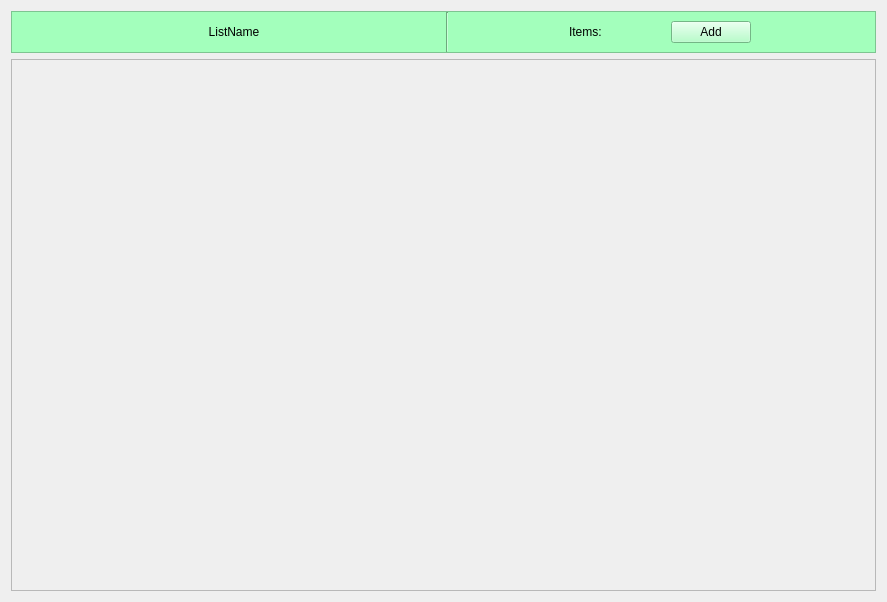
Before: the Qt Designer form src/Client/View/MainPage/ListSubPage/ListSubPage.ui in iodream/Spend-Note, drawn with Qt 5.
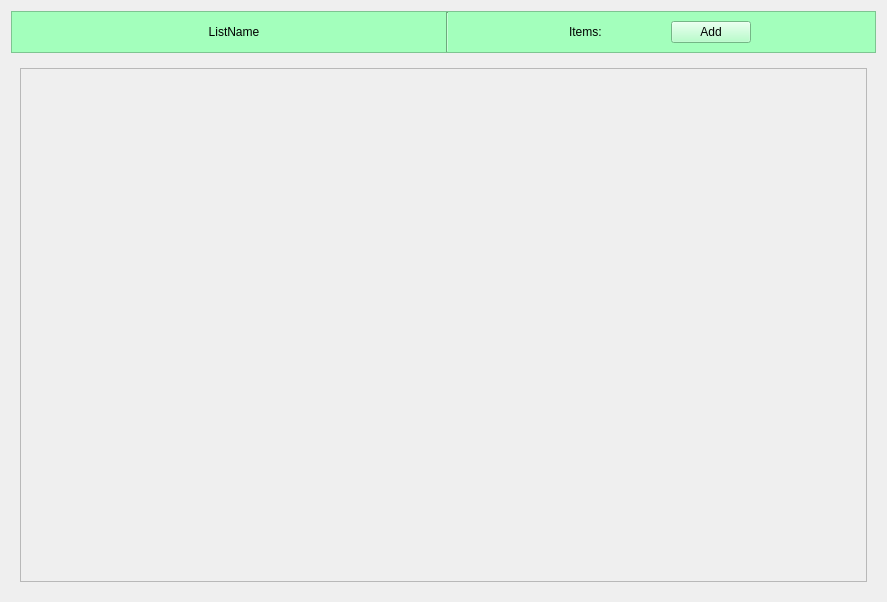
After: the same form once the commit is applied.

```diff
--- a/src/Client/View/MainPage/ListSubPage/ListSubPage.ui
+++ b/src/Client/View/MainPage/ListSubPage/ListSubPage.ui
@@ -198,6 +198,13 @@
     </widget>
    </item>
    <item row="2" column="0">
+    <widget class="QStackedWidget" name="stackedWidget">
+     <property name="currentIndex">
+      <number>0</number>
+     </property>
+     <widget class="QWidget" name="page">
+      <layout class="QVBoxLayout" name="verticalLayout">
+       <item>
     <widget class="QScrollArea" name="scrollArea">
      <property name="widgetResizable">
       <bool>true</bool>
@@ -207,8 +214,8 @@
        <rect>
         <x>0</x>
         <y>0</y>
-        <width>867</width>
-        <height>531</height>
+            <width>849</width>
+            <height>513</height>
        </rect>
       </property>
       <layout class="QVBoxLayout" name="ItemsLayout">
@@ -224,6 +231,10 @@
           </size>
          </property>
         </spacer>
+           </item>
+          </layout>
+         </widget>
+        </widget>
        </item>
       </layout>
      </widget>
```
Lines whose indentation alone changed are shown as unchanged.
